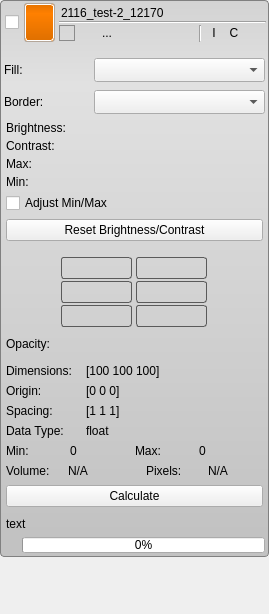
This is src/Interface/AppInterface/LayerWidget.ui in SCIInstitute/Seg3D as Qt 5 draws it before an edit. The edited form follows.
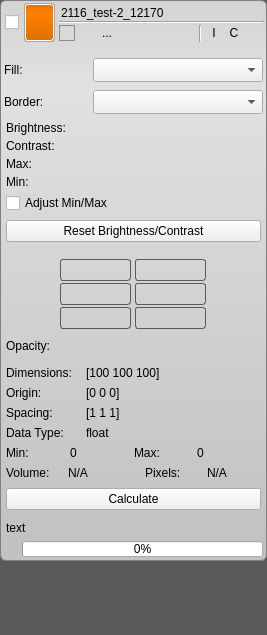
This is the edited form. Icons and pictures are not drawn. Custom widgets are drawn as their Qt base class.

Patch:
```diff
--- a/src/Interface/AppInterface/LayerWidget.ui
+++ b/src/Interface/AppInterface/LayerWidget.ui
@@ -6,8 +6,8 @@
    <rect>
     <x>0</x>
     <y>0</y>
-    <width>269</width>
-    <height>614</height>
+    <width>267</width>
+    <height>635</height>
    </rect>
   </property>
   <property name="mouseTracking">
@@ -17,14 +17,18 @@
    <string>Form</string>
   </property>
   <property name="styleSheet">
-   <string notr="true">
+   <string notr="true">QWidget#background_{
+  background-color: rgb( 90, 90, 90 );
+}
+
+QLabel#facade_widget_{
+  background-color: rgba(0, 0, 0, 0);
+}
+
 QWidget#base_{
-  background-color: qlineargradient(spread:pad, x1:0.5, y1:0, x2:0.5, y2:0.960227, stop:0 rgba(211, 211, 211, 255), stop:0.155779 rgba(225, 225, 225, 255), stop:1 rgba(194, 194, 194, 255));
-border: 1px solid gray;
-border-top-left-radius: 4px;
-border-top-right-radius:4px;
-border-bottom-right-radius: 4px;
-border-bottom-left-radius: 4px;
+  background-color: qlineargradient(spread:pad, x1:0.5, y1:0, x2:0.5, y2:0.960227, stop:0 rgba(211, 211, 211, 255), stop:0.155779 rgba(225, 225, 225, 255),         stop:1 rgba(194, 194, 194, 255));
+  border: 1px solid gray;
+border-radius: 6px;
 }
 
 QToolButton#viewer_0_button_{
@@ -89,7 +93,6 @@
 QLineEdit#label_{
   text-align: left;
   color: black;
-  margin-right: 3px;
   background-color: rgba(255, 255, 255, 0);
 }
 QLineEdit#label_:focus{
@@ -136,6 +139,15 @@
 
 </string>
   </property>
+  <layout class="QHBoxLayout" name="horizontalLayout_22">
+   <property name="spacing">
+    <number>0</number>
+   </property>
+   <property name="margin">
+    <number>0</number>
+   </property>
+   <item>
+    <widget class="QWidget" name="background_" native="true">
   <layout class="QVBoxLayout" name="verticalLayout_10">
    <property name="spacing">
     <number>0</number>
@@ -852,9 +864,9 @@
              <height>30</height>
             </size>
            </property>
-           <layout class="QHBoxLayout" name="horizontalLayout_12">
+              <layout class="QHBoxLayout" name="horizontalLayout_12" stretch="1,2">
             <property name="spacing">
-             <number>0</number>
+                <number>4</number>
             </property>
             <property name="margin">
              <number>0</number>
@@ -1027,7 +1039,7 @@
               <property name="minimumSize">
                <size>
                 <width>0</width>
-                <height>30</height>
+                   <height>32</height>
                </size>
               </property>
               <layout class="QHBoxLayout" name="horizontalLayout_15">
@@ -1687,7 +1699,7 @@
               <property name="minimumSize">
                <size>
                 <width>0</width>
-                <height>30</height>
+                   <height>32</height>
                </size>
               </property>
               <layout class="QHBoxLayout" name="horizontalLayout_10">
@@ -1848,9 +1860,21 @@
    </item>
    <item>
     <widget class="QLabel" name="facade_widget_">
+        <property name="frameShape">
+         <enum>QFrame::NoFrame</enum>
+        </property>
+        <property name="lineWidth">
+         <number>0</number>
+        </property>
      <property name="text">
       <string/>
      </property>
+        <property name="alignment">
+         <set>Qt::AlignCenter</set>
+        </property>
+       </widget>
+      </item>
+     </layout>
     </widget>
    </item>
   </layout>
```
Left out of the diff: 4 changed lines with no effect on the pictures. Lines whose indentation alone changed are shown as unchanged.
